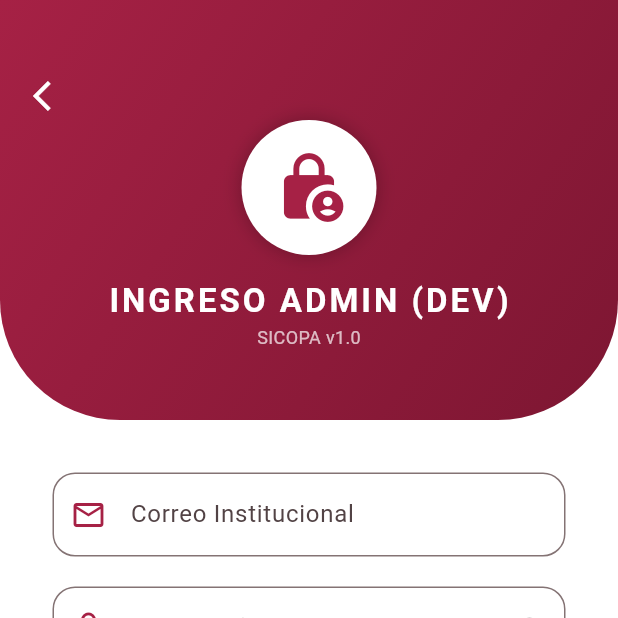
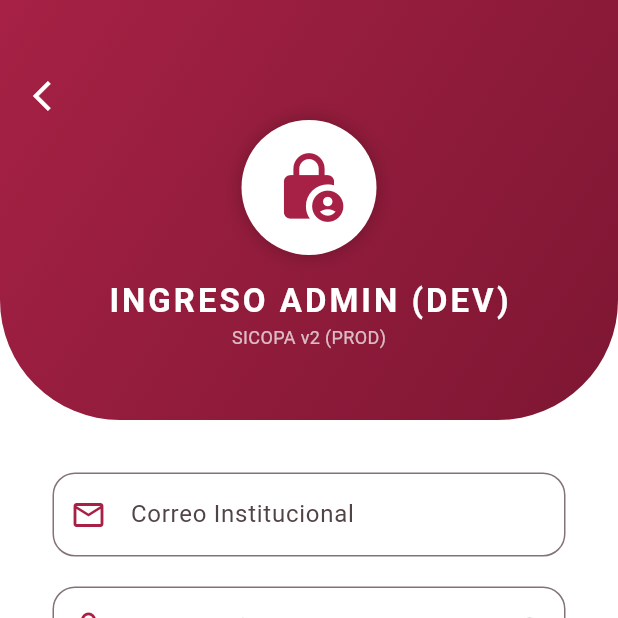
Before and after one commit to Belekh1349/SICOPA-App-Inventarios, a Flutter app: the LoginScreen screen opened directly, on a phone screen of 412 x 824 dp, the top half of it. Run offline on Flutter 3.47's test engine with Material 3 defaults, Android fonts, the phone set to English and light mode, and no system bars; our stand-ins replace cloud_firestore, csv, file_picker, firebase_auth, firebase_core; missing offline and left inert: mobile_scanner; accounts and stored records are empty.

Commit message:
fix: Bump Login Screen version indicator to v2 (PROD)
- Updated login screen version text to 'SICOPA v2 (PROD)' to confirm that the deployment with correct firebase credentials has taken effect.
- Forces visible UI change to rule out caching issues.

```diff
--- a/lib/auth/login_screen.dart
+++ b/lib/auth/login_screen.dart
@@ -123,7 +123,7 @@
                         Text("INGRESO ADMIN (DEV)",
                           style: TextStyle(color: Colors.white, fontSize: 22, fontWeight: FontWeight.bold, letterSpacing: 2)
                         ),
-                        Text("SICOPA v1.0", style: TextStyle(color: Colors.white70, fontSize: 12)),
+                        Text("SICOPA v2 (PROD)", style: TextStyle(color: Colors.white70, fontSize: 12)),
                       ],
                     ),
                   ),
```
